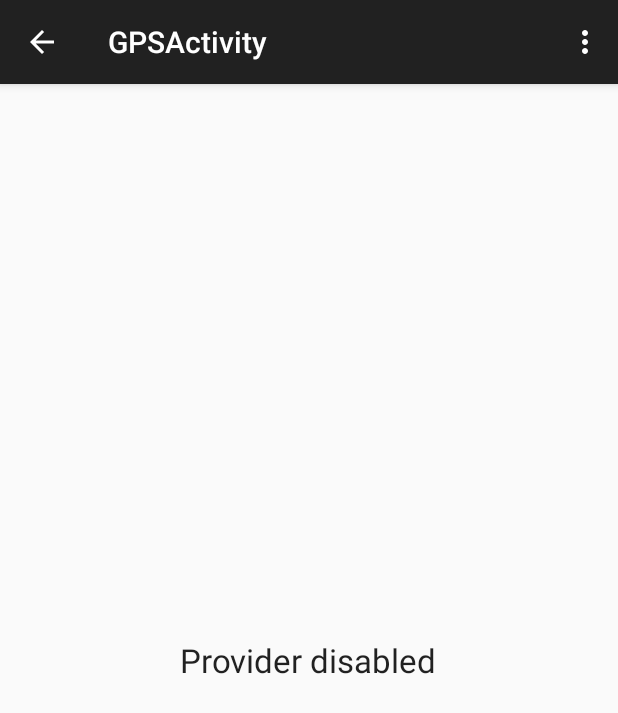
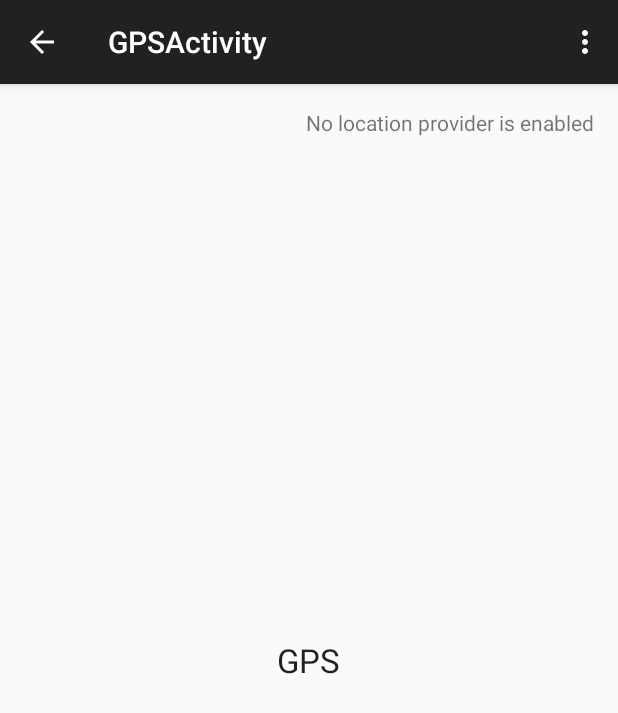
Before and after one commit to OskarJJ/MonkeymondayZ, an Android app: the GPSActivity screen opened directly, with no data from a screen before it, on a phone screen of 412 x 824 dp. Shown: the top 713 px of the screen. Run offline under Robolectric (Android 15) with nearby library versions, the phone set to English and light mode, and no system bars.

Commit message:
Added GPS textView in GPSActivity View. And fixed Oskars issue with Android SDK

```diff
--- a/app/src/main/java/nu/fml/monkeymondayz/GPSActivity.java
+++ b/app/src/main/java/nu/fml/monkeymondayz/GPSActivity.java
@@ -19,8 +19,20 @@
         setContentView(R.layout.activity_gps);
 
         LocationManager lMgr = (LocationManager) getSystemService(Context.LOCATION_SERVICE);
-        //lMgr.req
-        lMgr.requestLocationUpdates(LocationManager.NETWORK_PROVIDER,500,0,this);
+        TextView txtDebug = (TextView) findViewById(R.id.txtDebug);
+        //if (lMgr.isProviderEnabled(LocationManager.GPS_PROVIDER)) {
+          //  lMgr.requestLocationUpdates(LocationManager.GPS_PROVIDER,10,0,this);
+           // txtDebug.setText("Using GPS provider");
+        //}else
+        if (lMgr.isProviderEnabled(LocationManager.NETWORK_PROVIDER)) {
+            lMgr.requestLocationUpdates(LocationManager.NETWORK_PROVIDER,10,0,this);
+            txtDebug.setText("Using network provider");
+        }else{
+            System.out.println("No provider is enabled");
+            txtDebug.setText("No location provider is enabled");
+        }
+
+
     }
 
 
--- a/app/src/main/res/layout/activity_gps.xml
+++ b/app/src/main/res/layout/activity_gps.xml
@@ -15,4 +15,13 @@
         android:layout_centerVertical="true"
         android:layout_centerHorizontal="true" />
 
+    <TextView
+        android:layout_width="wrap_content"
+        android:layout_height="wrap_content"
+        android:textAppearance="?android:attr/textAppearanceSmall"
+        android:text="DebugInfo"
+        android:id="@+id/txtDebug"
+        android:layout_alignParentTop="true"
+        android:layout_alignParentEnd="true" />
+
 </RelativeLayout>
```
Also changed, not shown: 2 other files.
